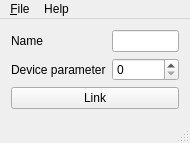
Above: g.USBamp/mainwindow.ui from labstreaminglayer/App-g.Tec before the change. Below: the same form after it.
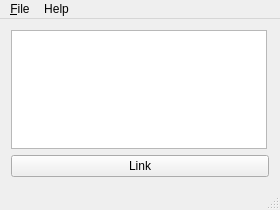
That is the form after the change.

```diff
--- a/g.USBamp/mainwindow.ui
+++ b/g.USBamp/mainwindow.ui
@@ -6,8 +6,8 @@
    <rect>
     <x>0</x>
     <y>0</y>
-    <width>190</width>
-    <height>143</height>
+    <width>280</width>
+    <height>210</height>
    </rect>
   </property>
   <property name="windowTitle">
@@ -15,14 +15,29 @@
   </property>
   <widget class="QWidget" name="centralWidget">
    <layout class="QFormLayout" name="formLayout_2">
-    <item row="1" column="0">
-     <widget class="QLabel" name="nameLabel">
-      <property name="text">
-       <string>Name</string>
+    <item row="0" column="0">
+     <widget class="QListWidget" name="availableListWidget">
+      <property name="sizePolicy">
+       <sizepolicy hsizetype="MinimumExpanding" vsizetype="Expanding">
+        <horstretch>0</horstretch>
+        <verstretch>0</verstretch>
+       </sizepolicy>
+      </property>
+      <property name="dragDropMode">
+       <enum>QAbstractItemView::NoDragDrop</enum>
+      </property>
+      <property name="defaultDropAction">
+       <enum>Qt::IgnoreAction</enum>
+      </property>
+      <property name="selectionMode">
+       <enum>QAbstractItemView::NoSelection</enum>
+      </property>
+      <property name="selectionBehavior">
+       <enum>QAbstractItemView::SelectRows</enum>
       </property>
      </widget>
     </item>
-    <item row="3" column="0" colspan="2">
+    <item row="1" column="0" colspan="2">
      <widget class="QPushButton" name="linkButton">
       <property name="sizePolicy">
        <sizepolicy hsizetype="MinimumExpanding" vsizetype="Fixed">
@@ -35,23 +50,6 @@
       </property>
      </widget>
     </item>
-    <item row="1" column="1">
-     <widget class="QLineEdit" name="nameField"/>
-    </item>
-    <item row="2" column="0">
-     <widget class="QLabel" name="deviceLabel">
-      <property name="text">
-       <string>Device parameter</string>
-      </property>
-     </widget>
-    </item>
-    <item row="2" column="1">
-     <widget class="QSpinBox" name="deviceField">
-      <property name="maximum">
-       <number>400</number>
-      </property>
-     </widget>
-    </item>
    </layout>
   </widget>
   <widget class="QMenuBar" name="menuBar">
@@ -59,7 +57,7 @@
     <rect>
      <x>0</x>
      <y>0</y>
-     <width>190</width>
+     <width>280</width>
      <height>21</height>
     </rect>
    </property>
```
Left out of the diff: 2 changed lines with no effect on the pictures.
